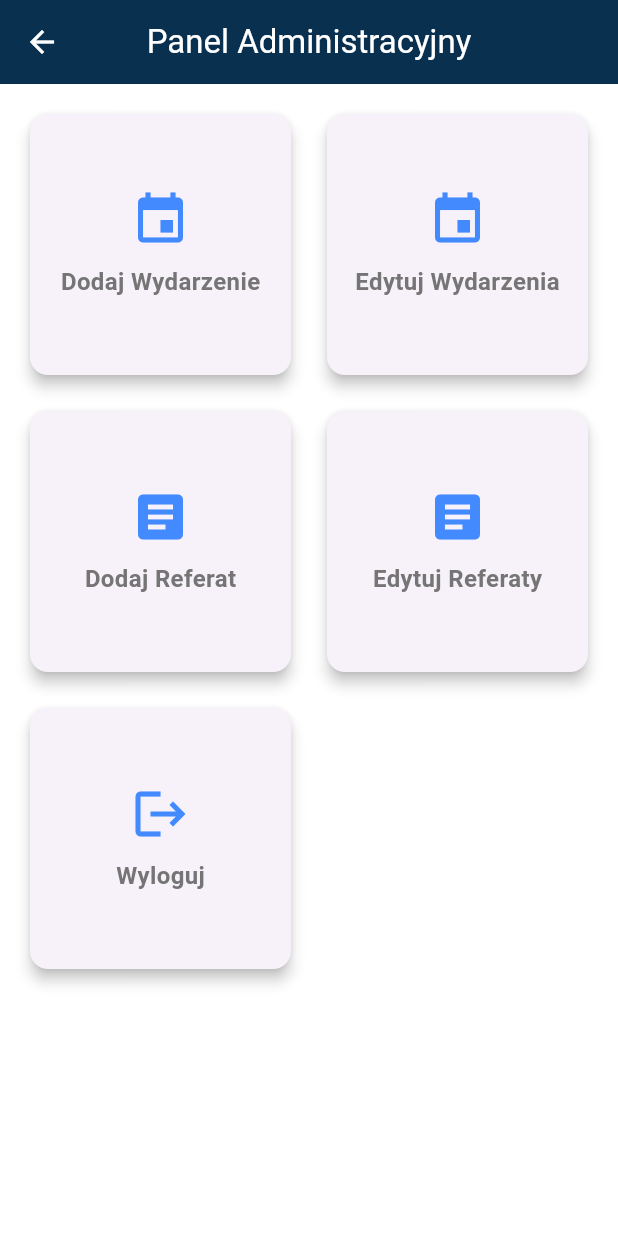
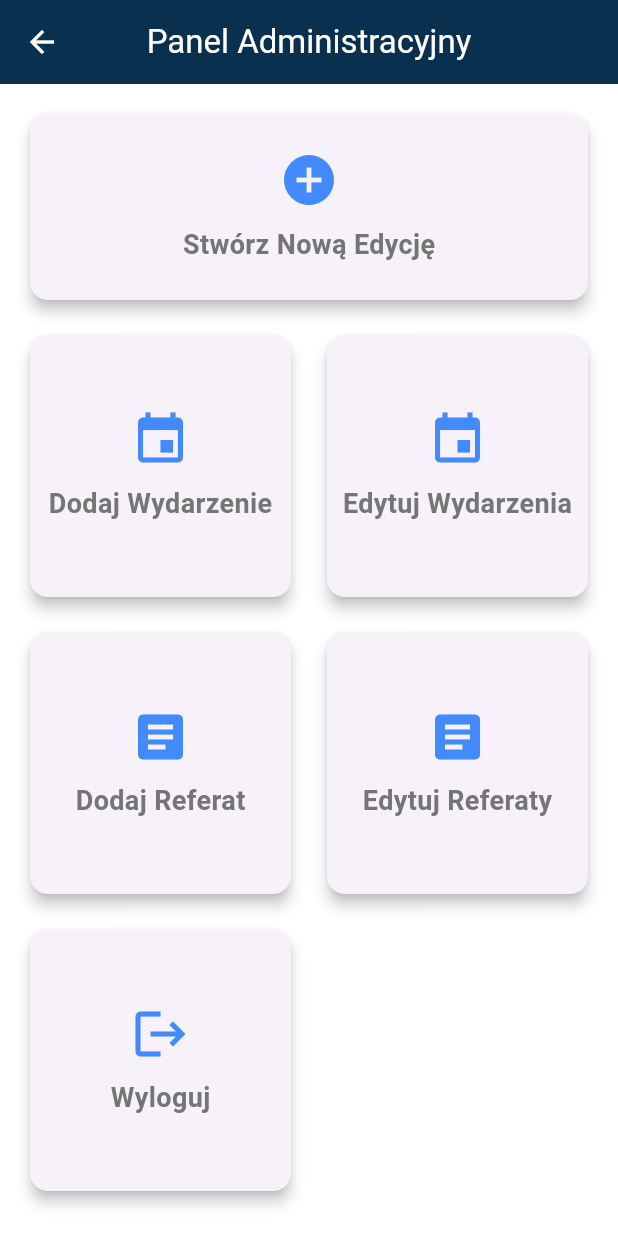
Before and after one commit to haniagibus/KRiT_2025_app, a Flutter app: the AdminScreen screen opened directly, on a phone screen of 412 x 824 dp. Run offline on Flutter 3.47's test engine with Material 3 defaults, Android fonts, the phone set to English and light mode, and no system bars; missing offline and left inert: flutter_pdfview.

Commit message:
added new edition form screen

```diff
--- a/lib/views/screens/admin/admin_screen.dart
+++ b/lib/views/screens/admin/admin_screen.dart
@@ -1,10 +1,10 @@
 import 'package:flutter/material.dart';
 import 'package:krit_app/views/screens/admin/event_form.dart';
 import 'package:krit_app/views/screens/admin/event_manager_screen.dart';
-import 'package:krit_app/views/screens/admin/report_form.dart';
 import 'package:provider/provider.dart';
 import '../../../main.dart';
 import '../../../services/auth_service.dart';
+import 'new_edition_form.dart';
 
 class AdminScreen extends StatelessWidget {
 
@@ -27,41 +27,56 @@ class AdminScreen extends StatelessWidget {
       ),
       body: Padding(
         padding: const EdgeInsets.all(16.0),
+        child: Column(
+          children: [
+            _buildBCard(Icons.add_circle, "Stwórz Nową Edycję", () {
+              Navigator.push(
+                context,
+                MaterialPageRoute(builder: (context) => NewEditionForm()),
+              );
+            }),
+            SizedBox(height: 16),
+            Expanded(
               child: GridView.count(
                 crossAxisCount: 2,
                 crossAxisSpacing: 16,
                 mainAxisSpacing: 16,
                 children: [
-            _buildCard(Icons.event, "Dodaj Wydarzenie", () {
+                  _buildBCard(Icons.event, "Dodaj Wydarzenie", () {
                     Navigator.push(
                       context,
                       MaterialPageRoute(builder: (context) => EventForm()),
                     );
                   }),
-            _buildCard(Icons.event, "Edytuj Wydarzenia", () {
+                  _buildBCard(Icons.event, "Edytuj Wydarzenia", () {
                     Navigator.push(
                       context,
                       MaterialPageRoute(builder: (context) => EventManagerScreen()),
                     );
                   }),
-            _buildCard(Icons.article, "Dodaj Referat", () {
+                  _buildBCard(Icons.article, "Dodaj Referat", () {
                     Navigator.push(
                       context,
                       MaterialPageRoute(builder: (context) => EventManagerScreen()),
                     );
                   }),
-            _buildCard(Icons.article, "Edytuj Referaty", () {
-
+                  _buildBCard(Icons.article, "Edytuj Referaty", () {
+                    // TODO: Dodaj ekran edycji referatów
                   }),
-            _buildCard(Icons.logout, "Wyloguj", () => _logout(context)),
+                  _buildBCard(Icons.logout, "Wyloguj", () => _logout(context)),
+                ],
+              ),
+            ),
           ],
         ),
       ),
     );
   }
 
-  Widget _buildCard(IconData icon, String title, VoidCallback onTap) {
-    return Card(
+  Widget _buildBCard(IconData icon, String title, VoidCallback onTap) {
+    return SizedBox(
+      width: double.infinity,
+      child: Card(
         elevation: 4,
         shape: RoundedRectangleBorder(
           borderRadius: BorderRadius.circular(12),
@@ -69,16 +84,24 @@ class AdminScreen extends StatelessWidget {
         child: InkWell(
           onTap: onTap,
           borderRadius: BorderRadius.circular(12),
+          child: Padding(
+            padding: const EdgeInsets.symmetric(vertical: 24),
             child: Column(
+              mainAxisSize: MainAxisSize.min,
               mainAxisAlignment: MainAxisAlignment.center,
               children: [
                 Icon(icon, size: 40, color: Colors.blueAccent),
-            SizedBox(height: 10),
+                const SizedBox(height: 10),
                 Text(
                   title,
-              style: TextStyle(fontSize: 16, fontWeight: FontWeight.bold),
+                  style: const TextStyle(
+                    fontSize: 18,
+                    fontWeight: FontWeight.bold,
+                  ),
                 ),
               ],
+            ),
+          ),
         ),
       ),
     );
--- a/lib/views/screens/admin/event_form.dart
+++ b/lib/views/screens/admin/event_form.dart
@@ -190,7 +190,7 @@ class _EventFormState extends State<EventForm> {
                         Expanded(
                           child: Text(
                             _selectedDate != null
-                                ? "Data: ${DateFormat('yyyy-MM-dd').format(_selectedDate!)}"
+                                ? "Data: ${DateFormat('dd.MM.yyyy').format(_selectedDate!)}"
                                 : "Wybierz datę",
                           ),
                         ),
@@ -221,8 +221,8 @@ class _EventFormState extends State<EventForm> {
                       children: [
                         Expanded(
                           child: Text(
-                            _selectedStartTime != null
-                                ? "Godzina: ${_selectedStartTime!.format(context)}"
+                            _selectedEndTime != null
+                                ? "Godzina: ${_selectedEndTime!.format(context)}"
                                 : "Wybierz godzinę zakończenia",
                           ),
                         ),
```
Also changed, not shown: lib/views/screens/admin/new_edition_form.dart (added, +151 -0 lines). Lines whose indentation alone changed are shown as unchanged.
